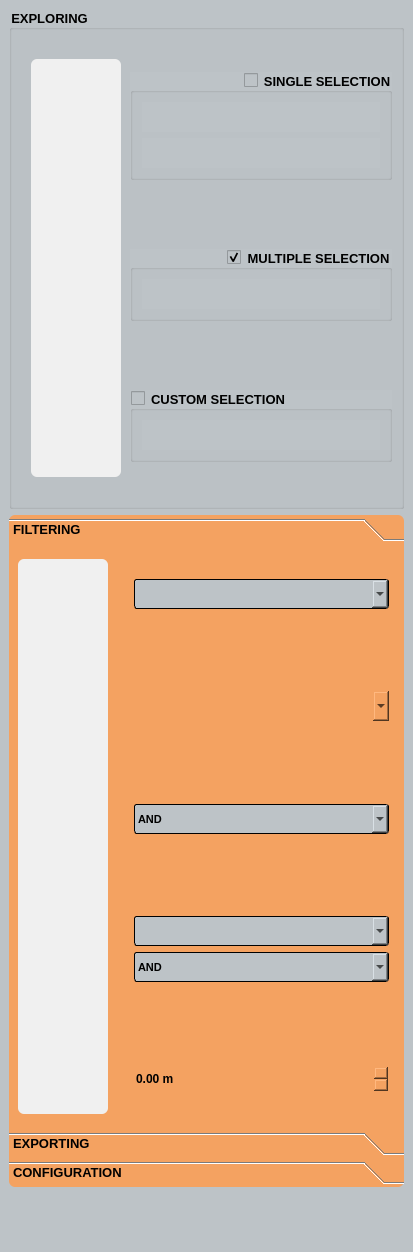
Old version of the form filter_mate_dockwidget_base.ui in the repository sducournau/filter_mate.
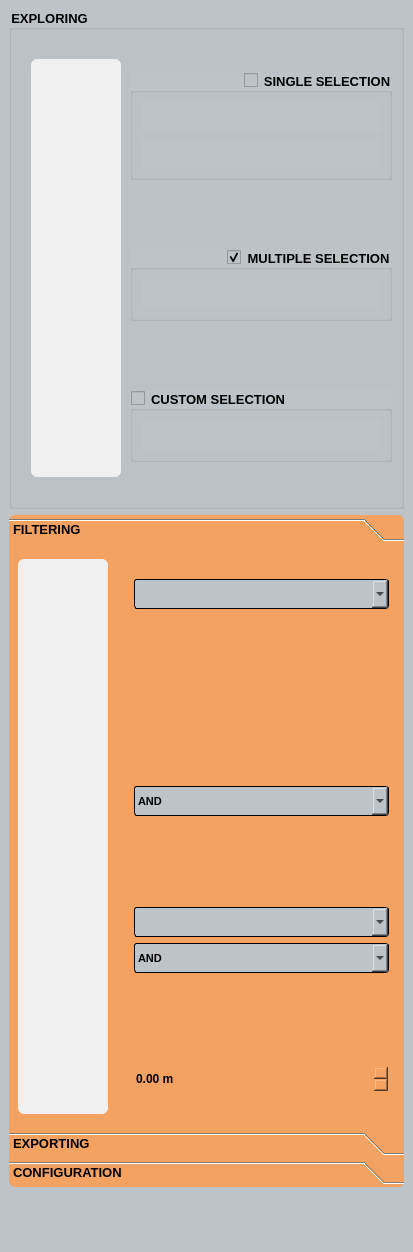
New version of the form. Icons and pictures are not drawn. Custom widgets are drawn as their Qt base class.

Commit message:
Add custom chekable combobox for layers
Add a custom contextual menu to select layers by its geometry

What changed in the file:
```diff
--- a/filter_mate_dockwidget_base.ui
+++ b/filter_mate_dockwidget_base.ui
@@ -2310,105 +2310,6 @@
                 </property>
                </spacer>
               </item>
-              <item>
-               <widget class="QgsCheckableComboBox" name="comboBox_filtering_layers_to_filter">
-                <property name="sizePolicy">
-                 <sizepolicy hsizetype="Preferred" vsizetype="Fixed">
-                  <horstretch>0</horstretch>
-                  <verstretch>0</verstretch>
-                 </sizepolicy>
-                </property>
-                <property name="minimumSize">
-                 <size>
-                  <width>240</width>
-                  <height>30</height>
-                 </size>
-                </property>
-                <property name="maximumSize">
-                 <size>
-                  <width>16777215</width>
-                  <height>30</height>
-                 </size>
-                </property>
-                <property name="baseSize">
-                 <size>
-                  <width>100</width>
-                  <height>30</height>
-                 </size>
-                </property>
-                <property name="font">
-                 <font>
-                  <family>Segoe UI</family>
-                  <pointsize>8</pointsize>
-                  <weight>75</weight>
-                  <bold>true</bold>
-                 </font>
-                </property>
-                <property name="cursor">
-                 <cursorShape>PointingHandCursor</cursorShape>
-                </property>
-                <property name="mouseTracking">
-                 <bool>true</bool>
-                </property>
-                <property name="tabletTracking">
-                 <bool>true</bool>
-                </property>
-                <property name="layoutDirection">
-                 <enum>Qt::LeftToRight</enum>
-                </property>
-                <property name="styleSheet">
-                 <string notr="true">QgsCheckableComboBox
-{
- background-color:#bdc3c7;
-border: 1px solid black;
-border-radius: 3px;
-padding: 3px 3px 3px 3px;
-color:black;
-
-}
-
-QgsCheckableComboBox:hover
-{
-
-border: 2px solid black;
-
-}
-
-QComboBox QAbstractItemView {
-
-  background: #bdc3c7;
-  selection-background-color: #34495e;
-	color:black;
-}
-
-
-
-
-</string>
-                </property>
-                <property name="currentText">
-                 <string/>
-                </property>
-                <property name="maxVisibleItems">
-                 <number>20</number>
-                </property>
-                <property name="minimumContentsLength">
-                 <number>0</number>
-                </property>
-                <property name="iconSize">
-                 <size>
-                  <width>20</width>
-                  <height>20</height>
-                 </size>
-                </property>
-                <property name="separator">
-                 <string>, </string>
-                </property>
-                <property name="defaultText">
-                 <string/>
-                </property>
-               </widget>
-              </item>
               <item>
                <spacer name="verticalSpacer_8">
                 <property name="orientation">
```
Left out of the diff: 97 changed lines with no effect on the pictures. The commit also changes 4 other files.
